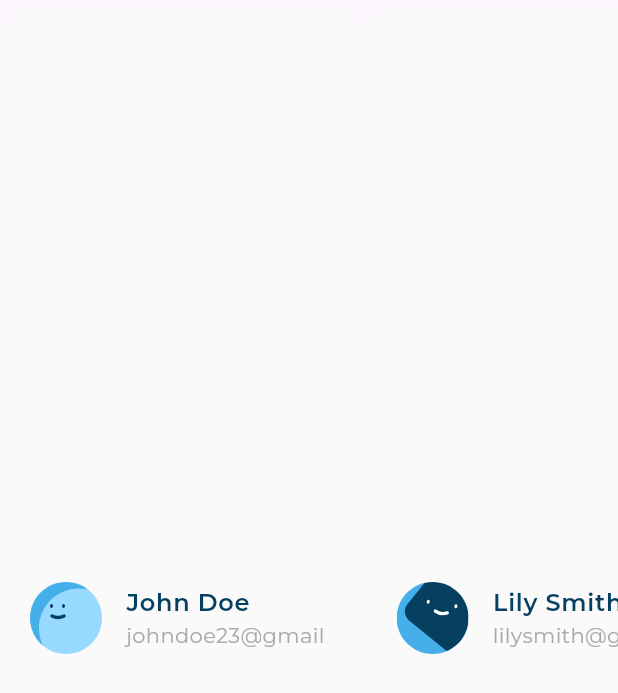
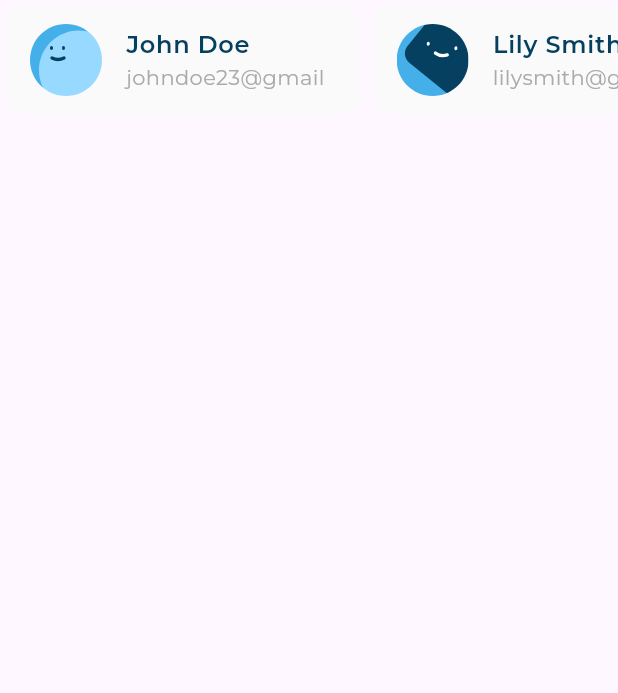
Before and after one commit to MahmoudAbuelazm/responsive_dash_board, a Flutter app: the LatestTransactionListView widget shown alone on an empty page, opened directly, on a phone screen of 412 x 824 dp. Shown: the top 693 px of the screen. Run offline on Flutter 3.47's test engine with Material 3 defaults, Android fonts, the phone set to English and light mode, and no system bars; our stand-ins replace flutter_svg, google_fonts.

Commit message:
Refactor LatestTransactionListView to use ListView.builder for improved performance and layout; simplify UserInfoListTile structure

```diff
--- a/lib/widgets/latest_transaction_list_view.dart
+++ b/lib/widgets/latest_transaction_list_view.dart
@@ -23,31 +23,31 @@ class LatestTransactionListView extends StatelessWidget {
 
   @override
   Widget build(BuildContext context) {
-    return SingleChildScrollView(
-      scrollDirection: Axis.horizontal,
-      child: Row(
-        children: item.map((e) {
+    // return SingleChildScrollView(
+    //   scrollDirection: Axis.horizontal,
+    //   child: Row(
+    //     children: item.map((e) {
+    //       return IntrinsicWidth(
+    //         child: UserInfoListTile(
+    //           userInfoModel: e,
+    //         ),
+    //       );
+    //     }).toList(),
+    //   ),
+    // );
+    return SizedBox(
+      height: 80,
+      child: ListView.builder(
+        scrollDirection: Axis.horizontal,
+        itemCount: item.length,
+        itemBuilder: (context, index) {
           return IntrinsicWidth(
             child: UserInfoListTile(
-              userInfoModel: e,
+              userInfoModel: item[index],
             ),
           );
-        }).toList(),
+        },
       ),
     );
-    // return SizedBox(
-    //   height: 80,
-    //   child: ListView.builder(
-    //     scrollDirection: Axis.horizontal,
-    //     itemCount: item.length,
-    //     itemBuilder: (context, index) {
-    //       return IntrinsicWidth(
-    //         child: UserInfoListTile(
-    //           userInfoModel: item[index],
-    //         ),
-    //       );
-    //     },
-    //   ),
-    // );
   }
 }
--- a/lib/widgets/user_info_list_tile.dart
+++ b/lib/widgets/user_info_list_tile.dart
@@ -15,7 +15,6 @@ class UserInfoListTile extends StatelessWidget {
     return Card(
       elevation: 0,
       color: const Color(0xffFAFAFA),
-      child: Center(
       child: ListTile(
         leading: SvgPicture.asset(
         userInfoModel.  image,
@@ -29,7 +28,6 @@ class UserInfoListTile extends StatelessWidget {
           style: AppStyles.styleRegular12(context),
         ),
       ),
-      ),
     );
   }
 }
```
Lines whose indentation alone changed are shown as unchanged.
